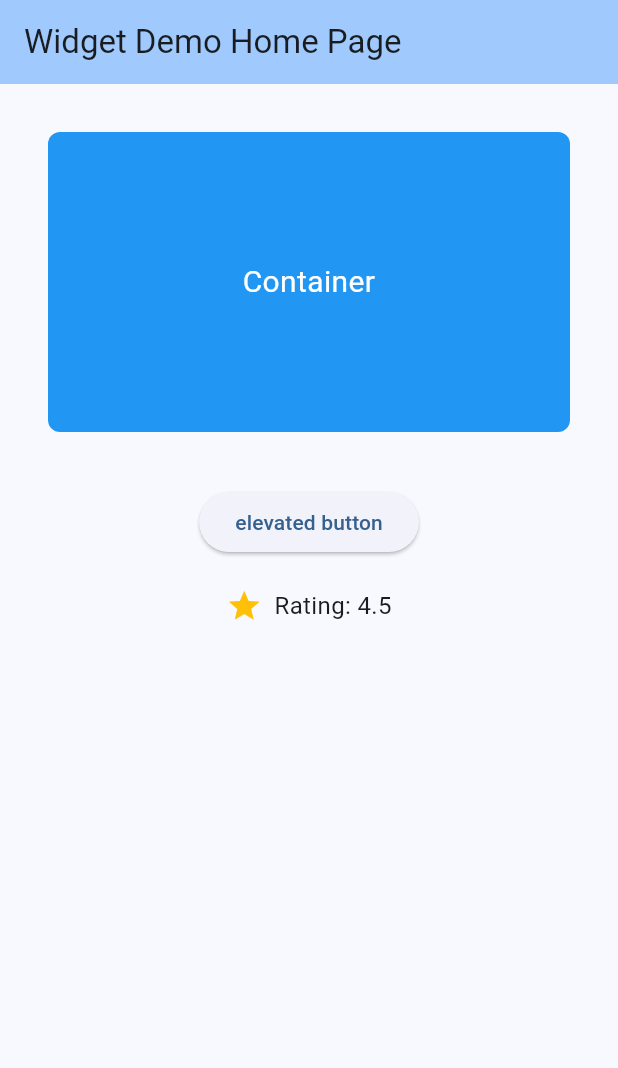
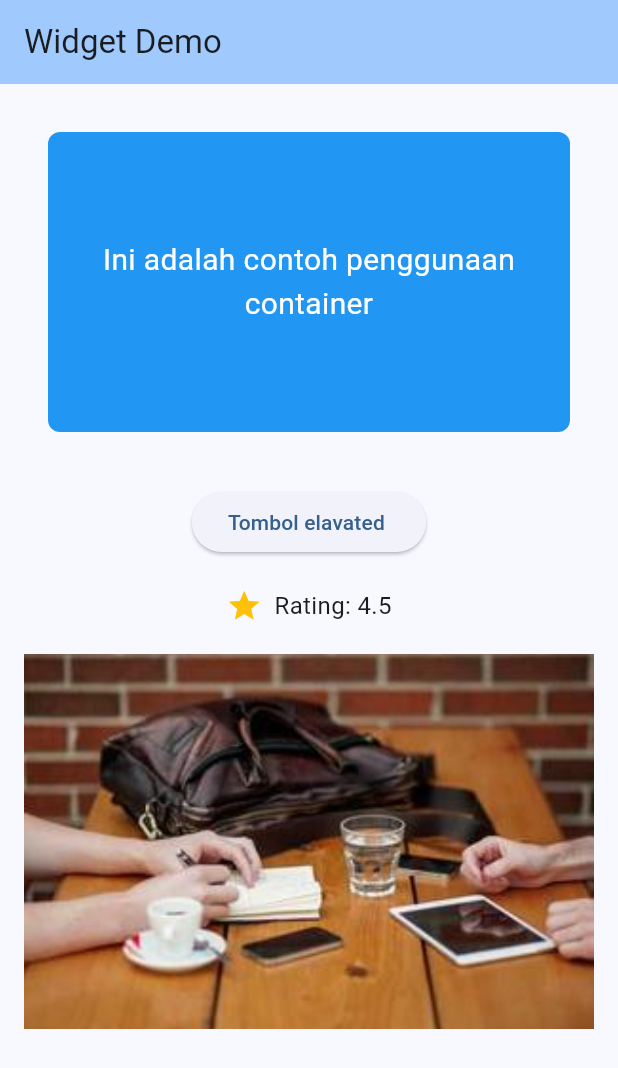
Before and after one commit to NicholasRVL/pab1_if3b_pertemuan10, a Flutter app: the screen it shows after launch, on a phone screen of 412 x 824 dp. Shown: the top 1068 px of the screen. Run offline on Flutter 3.47's test engine with Material 3 defaults, Android fonts, the phone set to English and light mode, and no system bars.

Commit message:
pertama kelar

```diff
--- a/lib/main.dart
+++ b/lib/main.dart
@@ -16,7 +16,7 @@ class MyApp extends StatelessWidget {
 
         colorScheme: ColorScheme.fromSeed(seedColor: Colors.blue),
       ),
-      home: const MyHomePage(title: 'Widget Demo Home Page'),
+      home: const MyHomePage(title: 'Widget Demo'),
     );
   }
 }
@@ -50,7 +50,7 @@ class _MyHomePageState extends State<MyHomePage> {
           children:[
 
             Container(
-              width: double.infinity,
+              width: 400,
               height: 200,
               margin: const EdgeInsets.all(16),
               padding: const EdgeInsets.all(16),
@@ -60,7 +60,7 @@ class _MyHomePageState extends State<MyHomePage> {
               ),
 
               child: const Center(
-                child: Text("Container",
+                child: Text("Ini adalah contoh penggunaan container",
 
                 style: TextStyle(
                   color: Colors.white,
@@ -80,7 +80,7 @@ class _MyHomePageState extends State<MyHomePage> {
                   onPressed: () {
                     print("elevated button di tekan");
                   },
-                  child:  const Text('elevated button'),
+                  child:  const Text('Tombol elavated '),
               ),
 
             const SizedBox(height: 20),
@@ -103,7 +103,15 @@ class _MyHomePageState extends State<MyHomePage> {
               ),
 
             ],
-          )
+          ),
+
+            const SizedBox(height: 20),
+            Image.asset(
+              'assets/picsumPFN.jpg',
+                  width: 400,
+                 height: 250,
+              fit: BoxFit.cover,
+            ),
 
 
           ]
```
Also changed, not shown: pubspec.yaml (+2 -9 lines), assets/picsumPFN.jpg (added).
